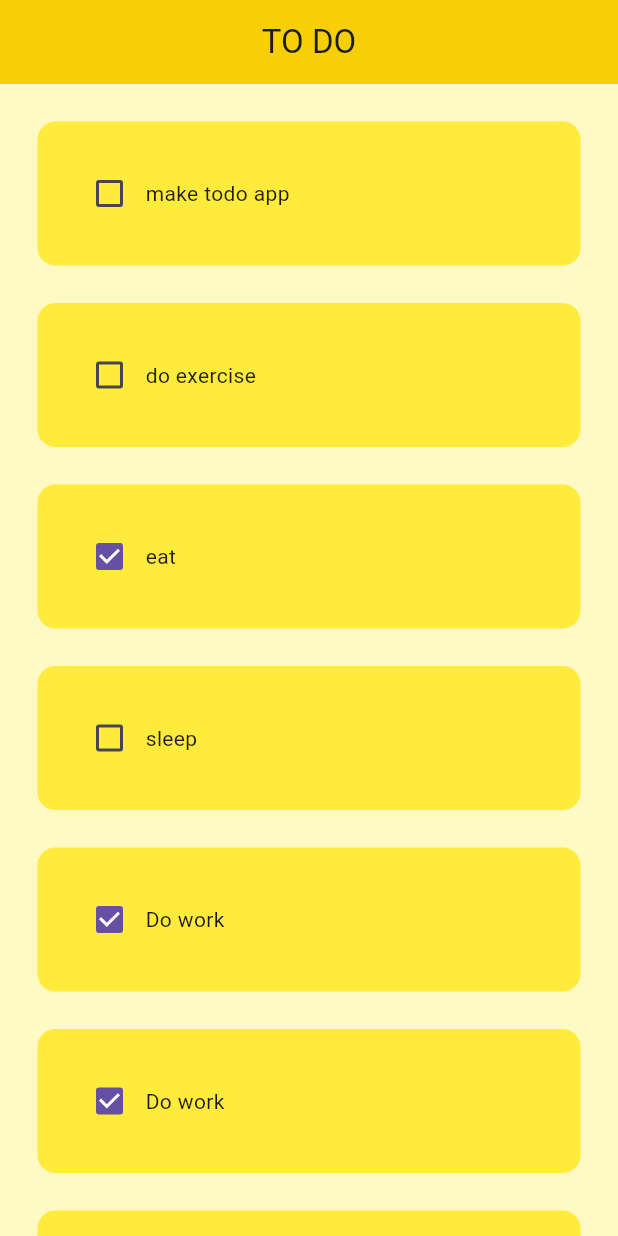
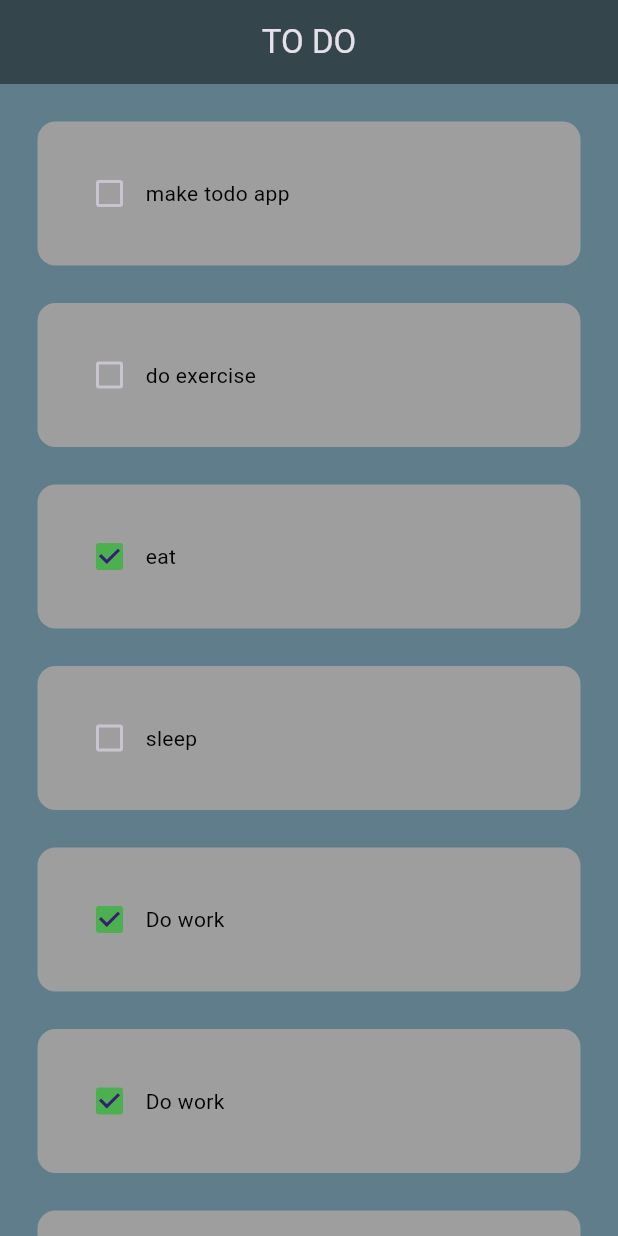
Before and after one commit to 0xawasthi/todo-app, a Flutter app: the screen it shows after launch, on a phone screen of 412 x 824 dp. Run offline on Flutter 3.47's test engine with Material 3 defaults, Android fonts, the phone set to English and light mode, and no system bars.

Commit message:
theme and style change

```diff
--- a/lib/homepage.dart
+++ b/lib/homepage.dart
@@ -30,11 +30,13 @@ class _HomePageState extends State<HomePage> {
   @override
   Widget build(BuildContext context) {
     return Scaffold(
-      backgroundColor: Colors.yellow[100],
+      // backgroundColor: Colors.yellow[100],
+      backgroundColor: Colors.blueGrey,
       appBar: AppBar(
         title: Center(child: Text('TO DO')),
-        backgroundColor: Colors.yellowAccent[700],
-        elevation: 1,
+        // backgroundColor: Colors.yellowAccent[700],
+        backgroundColor: Colors.black45,
+        elevation: 0,
       ),
       body: ListView.builder(
         itemCount: toDoList.length,
--- a/lib/main.dart
+++ b/lib/main.dart
@@ -12,6 +12,7 @@ class MyApp extends StatelessWidget {
   @override
   Widget build(BuildContext context) {
     return MaterialApp(
+      theme: ThemeData.dark(),
       debugShowCheckedModeBanner: false,
       home: const HomePage(),
     );
--- a/lib/utilities/todo_tile.dart
+++ b/lib/utilities/todo_tile.dart
@@ -20,12 +20,16 @@ class ToDoTile extends StatelessWidget {
         padding: EdgeInsets.all(24),
         child: Row(
           children: [
-            Checkbox(value: taskCompleted, onChanged: onChanged),
-            Text(taskName),
+            Checkbox(
+              value: taskCompleted,
+              onChanged: onChanged,
+              activeColor: Colors.green,
+            ),
+            Text(taskName, style: TextStyle(color: Colors.black)),
           ],
         ),
         decoration: BoxDecoration(
-          color: Colors.yellow,
+          color: Colors.grey,
           borderRadius: BorderRadius.circular(12),
         ),
       ),
```
